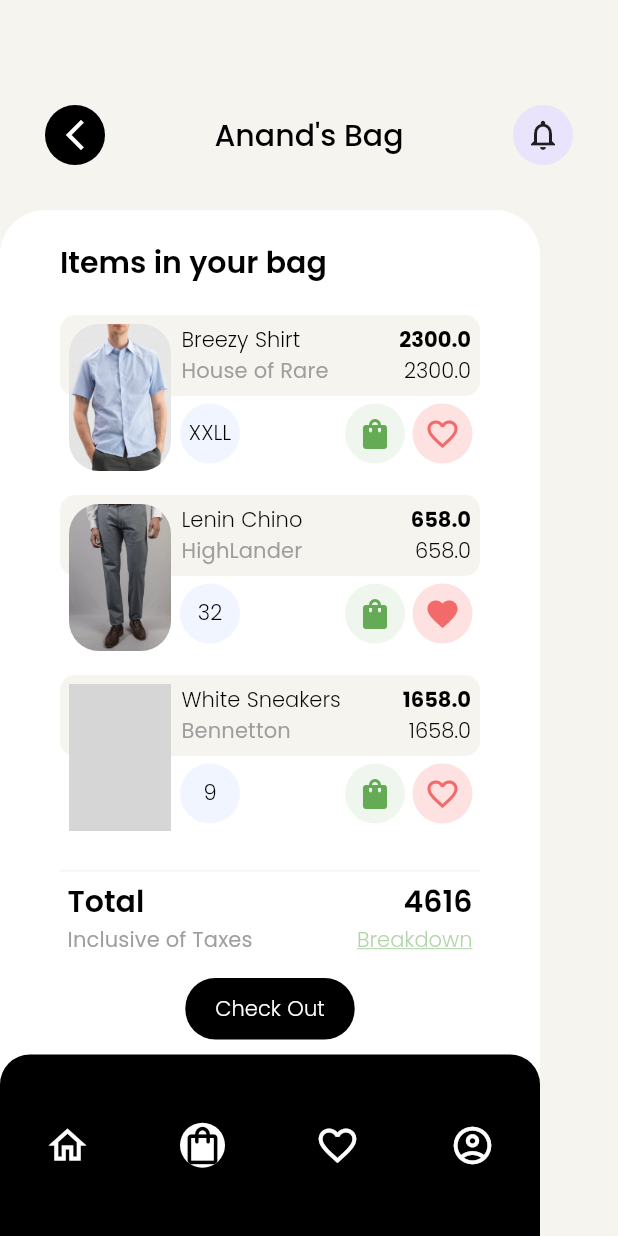
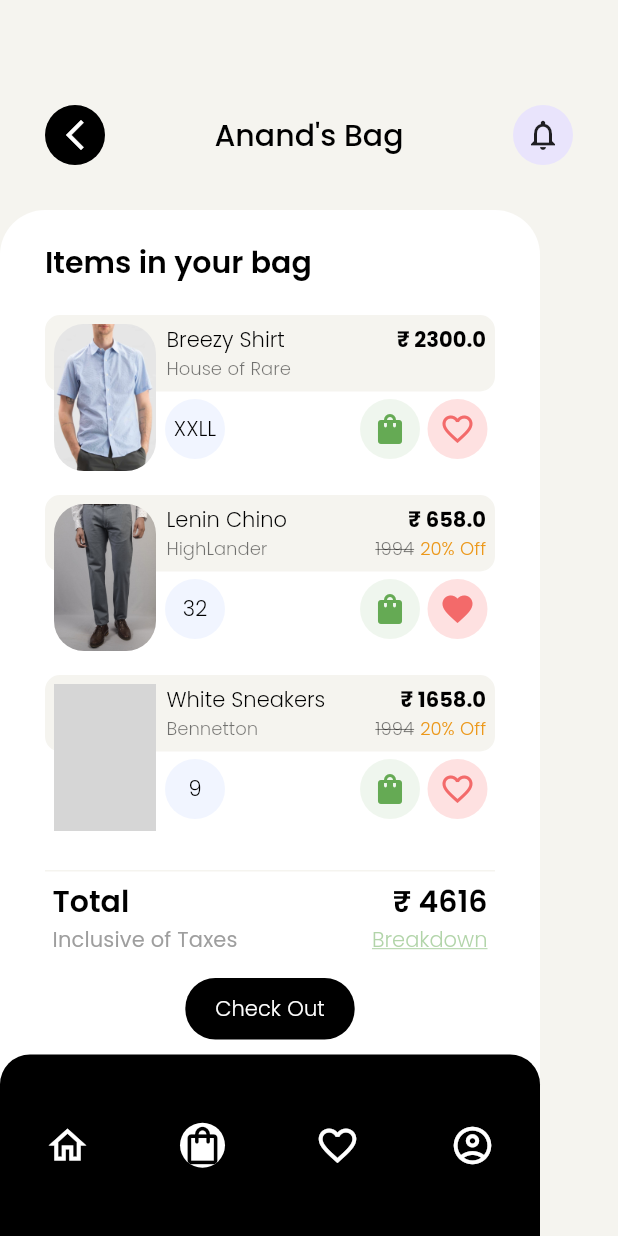
Before and after one commit to mrcchef/booklook, a Flutter app: the screen it shows after launch, item 2 of the bottom bar chosen, on a phone screen of 412 x 824 dp. Run offline on Flutter 3.47's test engine with Material 2 defaults, Android fonts, the phone set to English and light mode, and no system bars; our stand-ins replace dotted_border, google_fonts; grey boxes are pictures that could not be loaded.

Commit message:
refactored the code and make the code clean and added rupee symbol

```diff
--- a/lib/Theme/app_color.dart
+++ b/lib/Theme/app_color.dart
@@ -9,6 +9,7 @@ class AppColor {
   static const Color lightYellowColor = const Color(0xffFDECD2);
   static const Color GreenColor = const Color(0xff65AA54);
   static const Color RedColor = const Color(0xffF36A6A);
+  static const Color orangeColor = const Color(0xffEC981A);
 
   static const List<Color> colorList = [
     lightRedColor,
--- a/lib/main.dart
+++ b/lib/main.dart
@@ -1,6 +1,6 @@
 import 'package:flutter/material.dart';
 import 'package:look_book/Theme/theme_text.dart';
-import 'package:look_book/screens/home_page.dart';
+import 'package:look_book/screens/profile_screen/home_page.dart';
 
 void main() {
   runApp(MyApp());
--- a/lib/modal/cart_item.dart
+++ b/lib/modal/cart_item.dart
@@ -5,6 +5,9 @@ class CartItem {
   final double price;
   final String size;
   final bool isFavourite;
+  final bool hasDiscount;
+  final int markedPrice;
+  final int discountPercent;
 
   CartItem({
     required this.iconPath,
@@ -13,5 +16,41 @@ class CartItem {
     required this.price,
     required this.size,
     this.isFavourite = false,
+    this.hasDiscount = false,
+    this.markedPrice = 0,
+    this.discountPercent = 0,
   });
 }
+
+final List<CartItem> cartItemList = [
+  CartItem(
+    iconPath: "asset/images/breezy_shirt.jpg",
+    title: "Breezy Shirt",
+    description: "House of Rare",
+    price: 2300,
+    size: "XXLL",
+    isFavourite: false,
+  ),
+  CartItem(
+    iconPath: "asset/images/lenin_chino.jpg",
+    title: "Lenin Chino",
+    description: "HighLander",
+    price: 658,
+    size: "32",
+    isFavourite: true,
+    hasDiscount: true,
+    markedPrice: 1994,
+    discountPercent: 20,
+  ),
+  CartItem(
+    iconPath: "asset/images/white_sneakers.jpg",
+    title: "White Sneakers",
+    description: "Bennetton",
+    price: 1658,
+    size: "9",
+    isFavourite: false,
+    hasDiscount: true,
+    markedPrice: 1994,
+    discountPercent: 20,
+  ),
+];
--- a/lib/widget/cart_item_list_widget.dart
+++ b/lib/screens/cart_screen/cart_item_list_widget.dart
@@ -1,6 +1,7 @@
 import 'package:flutter/material.dart';
 import 'package:look_book/modal/cart_item.dart';
-import 'package:look_book/widget/cart_tile.dart';
+
+import 'cart_tile.dart';
 
 class CartItemListWidget extends StatelessWidget {
   final List<CartItem> cartItemList;
--- a/lib/screens/cart_screen.dart
+++ b/lib/screens/cart_screen/cart_screen.dart
@@ -1,38 +1,16 @@
 import 'package:flutter/material.dart';
 import 'package:look_book/Theme/app_color.dart';
 import 'package:look_book/modal/cart_item.dart';
-import 'package:look_book/widget/cart_app_bar.dart';
-import 'package:look_book/widget/cart_item_list_widget.dart';
 import 'package:look_book/widget/custom_bottom_navigation_bar.dart';
-import 'package:look_book/widget/total_cart_value_widget.dart';
+import 'package:look_book/screens/cart_screen/total_cart_value_widget.dart';
+
+import 'cart_app_bar.dart';
+import 'cart_item_list_widget.dart';
 
 class CartScreen extends StatelessWidget {
   final int callingScreenIndex;
 
   CartScreen({this.callingScreenIndex = 0});
-  final List<CartItem> cartItemList = [
-    CartItem(
-        iconPath: "asset/images/breezy_shirt.jpg",
-        title: "Breezy Shirt",
-        description: "House of Rare",
-        price: 2300,
-        size: "XXLL",
-        isFavourite: false),
-    CartItem(
-        iconPath: "asset/images/lenin_chino.jpg",
-        title: "Lenin Chino",
-        description: "HighLander",
-        price: 658,
-        size: "32",
-        isFavourite: true),
-    CartItem(
-        iconPath: "asset/images/white_sneakers.jpg",
-        title: "White Sneakers",
-        description: "Bennetton",
-        price: 1658,
-        size: "9",
-        isFavourite: false),
-  ];
 
   @override
   Widget build(BuildContext context) {
@@ -56,31 +34,31 @@ class CartScreen extends StatelessWidget {
             crossAxisAlignment: CrossAxisAlignment.start,
             children: [
               Padding(
-                padding: const EdgeInsets.symmetric(horizontal: 40),
+                padding: const EdgeInsets.symmetric(horizontal: 30),
                 child: Text(
                   "Items in your bag",
                   style: Theme.of(context).textTheme.headline6,
                 ),
               ),
               Padding(
-                padding: const EdgeInsets.symmetric(horizontal: 40),
+                padding: const EdgeInsets.symmetric(horizontal: 30),
                 child: CartItemListWidget(
                   cartItemList: cartItemList,
                 ),
               ),
               Padding(
-                padding: const EdgeInsets.symmetric(horizontal: 40),
+                padding: const EdgeInsets.symmetric(horizontal: 30),
                 child: Container(
                   height: 1,
                   color: AppColor.skinColor,
                 ),
               ),
               Padding(
-                padding: const EdgeInsets.symmetric(horizontal: 40),
+                padding: const EdgeInsets.symmetric(horizontal: 30),
                 child: TotalCartValueWidget(),
               ),
               Padding(
-                padding: const EdgeInsets.symmetric(horizontal: 40),
+                padding: const EdgeInsets.symmetric(horizontal: 30),
                 child: Center(
                   child: Container(
                     margin: const EdgeInsets.symmetric(vertical: 10),
--- a/lib/widget/cart_tile.dart
+++ b/lib/screens/cart_screen/cart_tile.dart
@@ -17,7 +17,7 @@ class CartTile extends StatelessWidget {
         Positioned(
           left: 0,
           child: Container(
-            width: 280,
+            width: 300,
             child: Column(
               children: [
                 Container(
@@ -39,10 +39,10 @@ class CartTile extends StatelessWidget {
                         children: [
                           Text(
                             cartItem.title,
-                            style: Theme.of(context).textTheme.bodyText1,
+                            style: Theme.of(context).textTheme.bodyText2,
                           ),
                           Text(
-                            cartItem.price.toString(),
+                            '\u{20B9} ${cartItem.price.toString()}',
                             style: Theme.of(context)
                                 .textTheme
                                 .bodyText2!
@@ -56,11 +56,29 @@ class CartTile extends StatelessWidget {
                         children: [
                           Text(
                             cartItem.description,
-                            style: Theme.of(context).textTheme.subtitle2,
+                            style: Theme.of(context).textTheme.caption,
                           ),
-                          Text(
-                            cartItem.price.toString(),
-                          ),
+                          Spacer(),
+                          if (cartItem.hasDiscount)
+                            Padding(
+                              padding: EdgeInsets.symmetric(horizontal: 4),
+                              child: Text(
+                                cartItem.markedPrice.toString(),
+                                style: Theme.of(context)
+                                    .textTheme
+                                    .caption!
+                                    .copyWith(
+                                        decoration: TextDecoration.lineThrough),
+                              ),
+                            ),
+                          if (cartItem.hasDiscount)
+                            Text(
+                              '${cartItem.discountPercent.toString()}% Off',
+                              style: Theme.of(context)
+                                  .textTheme
+                                  .caption!
+                                  .copyWith(color: AppColor.orangeColor),
+                            ),
                         ],
                       ),
                     ],
--- a/lib/widget/total_cart_value_widget.dart
+++ b/lib/screens/cart_screen/total_cart_value_widget.dart
@@ -18,7 +18,8 @@ class TotalCartValueWidget extends StatelessWidget {
                 "Total",
                 style: Theme.of(context).textTheme.headline6,
               ),
-              Text("4616", style: Theme.of(context).textTheme.headline6),
+              Text("\u{20B9} 4616",
+                  style: Theme.of(context).textTheme.headline6),
             ],
           ),
           Row(
--- a/lib/widget/horizontal_clothing_list_widget.dart
+++ b/lib/screens/profile_screen/horizontal_clothing_list_widget.dart
@@ -1,7 +1,7 @@
 import 'package:flutter/material.dart';
 import 'package:look_book/Theme/app_color.dart';
 import 'package:look_book/modal/clothing.dart';
-import 'package:look_book/widget/clothing_tile.dart';
+import 'package:look_book/screens/cart_screen/clothing_tile.dart';
 
 class HorizontalClothingListWidget extends StatelessWidget {
   final List<Clothing> clothingList;
```
Also changed, not shown: lib/modal/clothing.dart (+15 -0 lines), lib/modal/profile_option.dart (+16 -0 lines), lib/screens/home_page.dart (deleted, +0 -87 lines), lib/screens/profile_screen/home_page.dart (added, +51 -0 lines), lib/widget/custom_bottom_navigation_bar.dart (+13 -12 lines), lib/screens/cart_screen/cart_app_bar.dart (renamed from lib/widget/cart_app_bar.dart), lib/screens/cart_screen/clothing_tile.dart (renamed from lib/widget/clothing_tile.dart), lib/screens/profile_screen/need_assistance_widget.dart (renamed from lib/widget/need_assistance_widget.dart), lib/screens/profile_screen/profile_app_bar.dart (renamed from lib/widget/profile_app_bar.dart), lib/screens/profile_screen/profile_options_list_widget.dart (renamed from lib/widget/profile_options_list_widget.dart), lib/screens/profile_screen/user_profile.dart (renamed from lib/widget/user_profile.dart).
